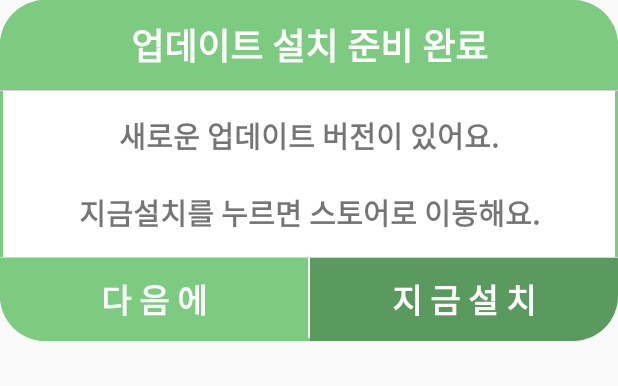
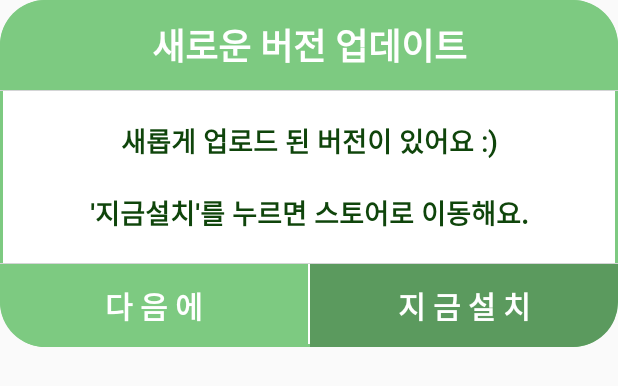
Before and after one commit to seok0627/SearchPot, an Android app: the layout notice_dialog.xml on its own in the app's theme, with its tools: preview values and no code run, on a phone screen of 412 x 824 dp. Shown: the top 386 px of the screen. Run offline under Robolectric (Android 15) with nearby library versions, the phone set to English and light mode, and no system bars; Roboto replaces fonts that are not available here.

```diff
--- a/app/src/main/java/com/jys/searchpot/NoticeDialog.java
+++ b/app/src/main/java/com/jys/searchpot/NoticeDialog.java
@@ -2,6 +2,7 @@ package com.jys.searchpot;
 
 import android.app.Dialog;
 import android.content.Context;
+import android.content.Intent;
 import android.os.Bundle;
 import android.view.View;
 import android.widget.Button;
@@ -41,7 +42,6 @@ public class NoticeDialog extends Dialog implements View.OnClickListener{
         btn_cancel.setOnClickListener(this);
         btn_ok = (Button) findViewById(R.id.btn_ok);
         btn_ok.setOnClickListener(this);
-
     }
 
     @Override
--- a/app/src/main/res/layout/activity_main.xml
+++ b/app/src/main/res/layout/activity_main.xml
@@ -55,6 +55,7 @@
                 android:gravity="center"
                 android:text="전체"
                 android:textSize="15dp"
+                android:textStyle="bold"
                 android:textColor="@color/white"
                 android:singleLine="true"
                 android:maxLines="1"
--- a/app/src/main/res/layout/list_item.xml
+++ b/app/src/main/res/layout/list_item.xml
@@ -6,6 +6,7 @@
     android:orientation="vertical">
 
     <LinearLayout
+        android:id="@+id/lay_item"
         android:layout_width="match_parent"
         android:layout_height="match_parent"
         android:orientation="horizontal">
--- a/app/src/main/res/layout/notice_dialog.xml
+++ b/app/src/main/res/layout/notice_dialog.xml
@@ -12,7 +12,7 @@
         android:layout_height="60dp"
         android:background="@drawable/bg_round_title"
         android:gravity="center"
-        android:text="업데이트 설치 준비 완료"
+        android:text="새로운 버전 업데이트"
         android:textColor="@color/white"
         android:textSize="24dp"
         android:textStyle="bold" />
@@ -31,10 +31,11 @@
             android:layout_width="match_parent"
             android:layout_height="match_parent"
             android:gravity="center"
-            android:padding="15dp"
-            android:text="새로운 업데이트 버전이 있어요.\n\n지금설치를 누르면 스토어로 이동해요."
-            android:textSize="19dp"
-            android:textStyle="bold" />
+            android:padding="20dp"
+            android:text="새롭게 업로드 된 버전이 있어요 :)\n\n'지금설치'를 누르면 스토어로 이동해요."
+            android:textSize="18dp"
+            android:textStyle="bold"
+            android:textColor="#0F450B"/>
 
     </LinearLayout>
 
@@ -61,7 +62,7 @@
                 android:background="@drawable/bg_round_bottom_left"
                 android:text="다 음 에"
                 android:textColor="@color/white"
-                android:textSize="22dp"
+                android:textSize="20dp"
                 android:textStyle="bold" />
         </LinearLayout>
 
@@ -84,7 +85,7 @@
                 android:background="@drawable/bg_round_bottom_right"
                 android:text="지 금 설 치"
                 android:textColor="@color/white"
-                android:textSize="22dp"
+                android:textSize="20dp"
                 android:textStyle="bold" />
         </LinearLayout>
 
--- a/app/src/main/res/values/colors.xml
+++ b/app/src/main/res/values/colors.xml
@@ -7,9 +7,11 @@
     <color name="teal_700">#FF018786</color>
     <color name="black">#FF000000</color>
     <color name="white">#FFFFFFFF</color>
+    <color name="gray">#F3F3F3</color>
     <color name="red">#FF0000</color>
     <color name="blue">#0000FF</color>
     <color name="green">#00FF00</color>
     <color name="mint">#7DCA81</color>
     <color name="dark_mint">#5B9A5E</color>
+    <color name="dark_green">#E6022701</color>
 </resources>
```
Also changed, not shown: app/src/main/java/com/jys/searchpot/CustomAdapter.java (+9 -0 lines), app/src/main/java/com/jys/searchpot/MainActivity.java (+7 -15 lines), app/src/main/res/drawable/bg_round_toast.xml (+6 -10 lines).
